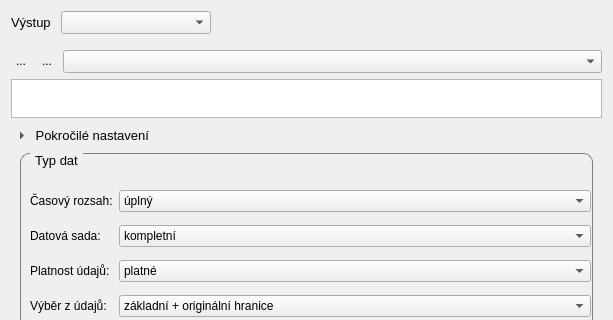
The window that ui_MainApp.ui (ctu-geoforall-lab/qgis-ruian-plugin) describes before a commit, drawn with Qt 5; both pictures show x 0 to 613 and y 0 to 320 of the 613 by 493 pixel window.
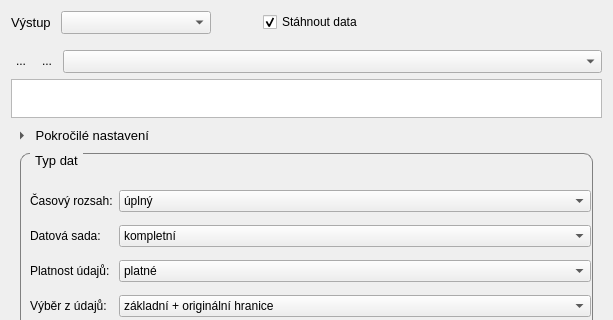
The same window after the commit. Icons and pictures are not drawn. Custom widgets are drawn as their Qt base class.

```diff
--- a/ui_MainApp.ui
+++ b/ui_MainApp.ui
@@ -62,6 +62,41 @@
        </property>
       </widget>
      </item>
+     <item>
+      <widget class="QgsFileWidget" name="QgsFileWidget"/>
+     </item>
+     <item>
+      <spacer name="horizontalSpacer">
+       <property name="orientation">
+        <enum>Qt::Horizontal</enum>
+       </property>
+       <property name="sizeHint" stdset="0">
+        <size>
+         <width>40</width>
+         <height>20</height>
+        </size>
+       </property>
+      </spacer>
+     </item>
+     <item>
+      <widget class="QCheckBox" name="vuscCheckbox">
+       <property name="enabled">
+        <bool>true</bool>
+       </property>
+       <property name="tabletTracking">
+        <bool>false</bool>
+       </property>
+       <property name="autoFillBackground">
+        <bool>false</bool>
+       </property>
+       <property name="text">
+        <string>Stáhnout data</string>
+       </property>
+       <property name="checked">
+        <bool>true</bool>
+       </property>
+      </widget>
+     </item>
      <item>
       <widget class="QLabel" name="outputPath">
        <property name="sizePolicy">
@@ -468,6 +503,13 @@
    </item>
   </layout>
  </widget>
+ <customwidgets>
+  <customwidget>
+   <class>QgsFileWidget</class>
+   <extends>QWidget</extends>
+   <header>qgsfilewidget.h</header>
+  </customwidget>
+ </customwidgets>
  <resources/>
  <connections/>
 </ui>
```
